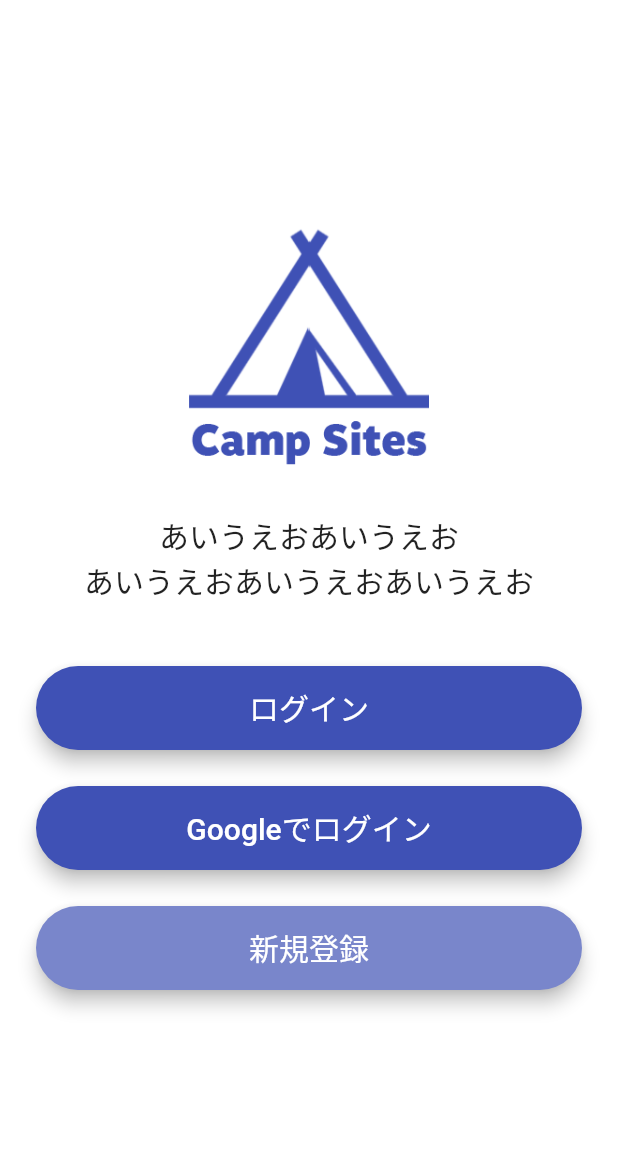
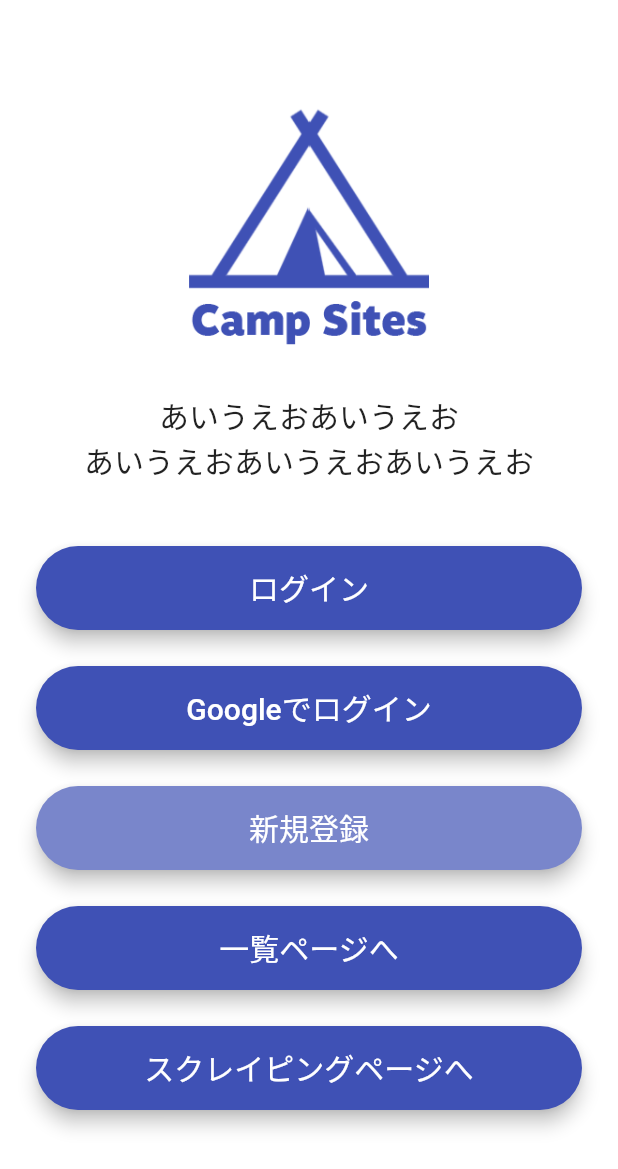
Before and after one commit to masagotty/camp_sites, a Flutter app: the screen it shows after launch, on a phone screen of 412 x 824 dp. Shown: the top 1169 px of the screen. Run offline on Flutter 3.47's test engine with Material 2 defaults, Android fonts, the phone set to English and light mode, and no system bars; our stand-ins replace firebase_auth, firebase_core, google_sign_in, modal_progress_hud, smooth_star_rating; missing offline and left inert: universal_html; accounts and stored records are empty.

Commit message:
スクレイピングページの実装

```diff
--- a/lib/home_page.dart
+++ b/lib/home_page.dart
@@ -109,6 +109,22 @@ class _HomePageState extends State<HomePage> {
                 Navigator.pushNamed(context, '/registration');
               },
             ),
+            RoundedButton(
+              color: Colors.indigo,
+              title: '一覧ページへ',
+              onPressedCallback: () {
+                //Go to login screen.
+                Navigator.pushNamed(context, '/sites');
+              },
+            ),
+            RoundedButton(
+              color: Colors.indigo,
+              title: 'スクレイピングページへ',
+              onPressedCallback: () {
+                //Go to login screen.
+                Navigator.pushNamed(context, '/scraping');
+              },
+            ),
           ],
         ),
       ),
--- a/lib/main.dart
+++ b/lib/main.dart
@@ -5,6 +5,7 @@ import 'package:provider/provider.dart';
 import 'package:camp_sites/site_data.dart';
 import 'package:camp_sites/sites_page.dart';
 import 'package:camp_sites/login_page.dart';
+import 'package:camp_sites/scraping_page.dart';
 import 'package:firebase_core/firebase_core.dart';
 import 'package:camp_sites/registration_screen.dart';
 
@@ -51,6 +52,10 @@ class MyApp extends StatelessWidget {
               create: (context) => SiteData(),
               child: DetailPage(),
             ),
+        '/scraping': (BuildContext context) => ChangeNotifierProvider<SiteData>(
+              create: (context) => SiteData(),
+              child: ScrapingPage(),
+            ),
       },
     );
   }
--- a/pubspec.yaml
+++ b/pubspec.yaml
@@ -31,6 +31,7 @@ dependencies:
   smooth_star_rating: ^1.1.1
   modal_progress_hud: ^0.1.3
   firebase_auth: ^0.20.1
+  universal_html: ^1.2.4
 
   # The following adds the Cupertino Icons font to your application.
   # Use with the CupertinoIcons class for iOS style icons.
```
Also changed, not shown: lib/scraping_page.dart (added, +78 -0 lines), pubspec.lock.
